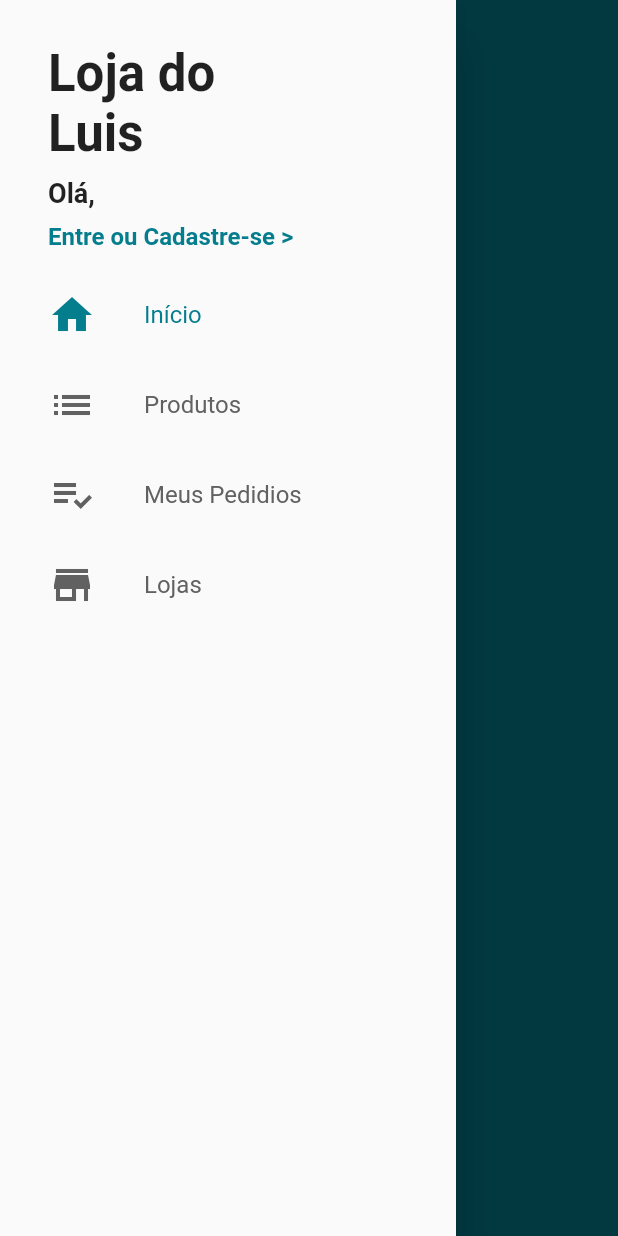
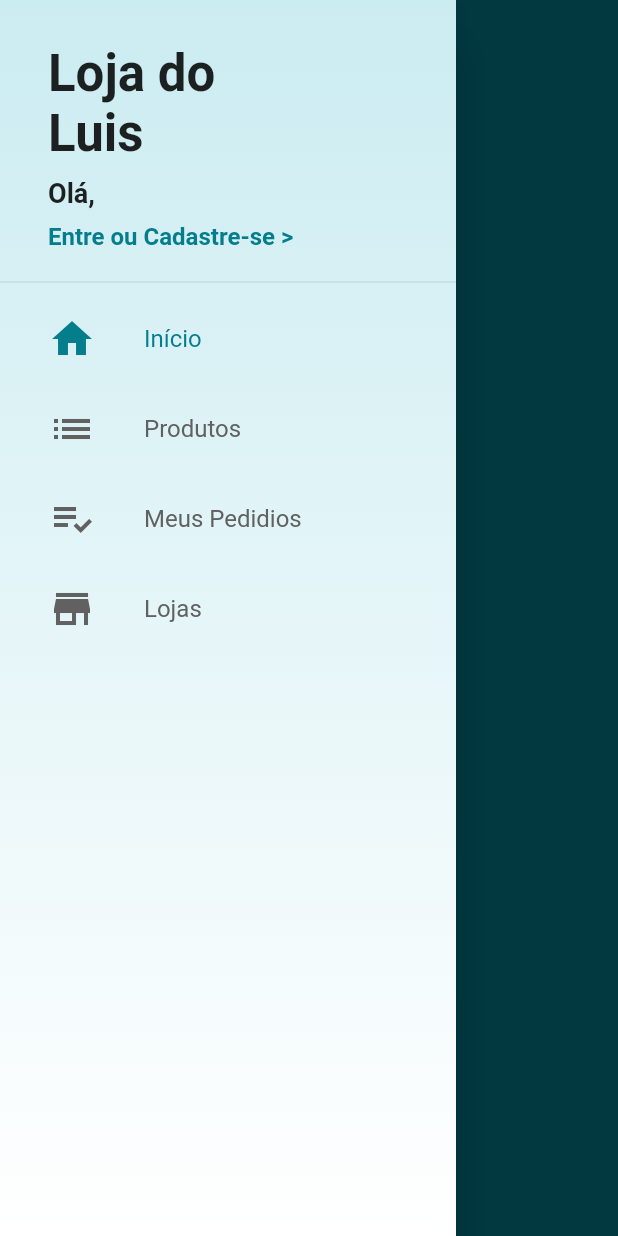
Before and after one commit to LuisHenriqSantana/flutter_loja_virtual, a Flutter app: the screen it shows after launch, with the side drawer open, on a phone screen of 412 x 824 dp. Run offline on Flutter 3.47's test engine with Material 2 defaults, Android fonts, the phone set to English and light mode, and no system bars; our stand-ins replace cloud_firestore, firebase_auth; accounts and stored records are empty.

Commit message:
add product screen

```diff
--- /dev/null
+++ b/analysis_options.yaml
@@ -0,0 +1 @@
+include: package:lint/analysis_options.yaml
--- a/lib/common/custom_drawer/custom_drawer.dart
+++ b/lib/common/custom_drawer/custom_drawer.dart
@@ -8,31 +8,48 @@ class CustomDrawer extends StatelessWidget {
   @override
   Widget build(BuildContext context) {
     return Drawer(
-      child: ListView(
+      child: Stack(
+        children: <Widget>[
+          Container(
+            decoration: const BoxDecoration(
+              gradient: LinearGradient(
+                colors: [
+                  Color.fromARGB(255, 203, 236, 241),
+                  Colors.white,
+                ],
+                begin: Alignment.topCenter,
+                end: Alignment.bottomCenter
+              ),
+            ),
+          ),
+          ListView(
             children: <Widget>[
               CustomDrawerHeader(),
-          DrawerTile(
+              const Divider(),
+              const DrawerTile(
                 iconData: Icons.home,
                 title: 'Início',
                 page: 0,
               ),
-          DrawerTile(
+              const DrawerTile(
                 iconData: Icons.list,
                 title: 'Produtos',
                 page: 1,
               ),
-          DrawerTile(
+              const DrawerTile(
                 iconData: Icons.playlist_add_check,
                 title: 'Meus Pedidios',
                 page: 2,
               ),
-          DrawerTile(
+              const DrawerTile(
                 iconData: Icons.store,
                 title: 'Lojas',
                 page: 3,
               ),
             ],
           ),
+        ],
+      ),
     );
   }
 }
--- a/lib/common/custom_drawer/custom_drawer_header.dart
+++ b/lib/common/custom_drawer/custom_drawer_header.dart
@@ -7,7 +7,7 @@ class CustomDrawerHeader extends StatelessWidget {
   @override
   Widget build(BuildContext context) {
     return Container(
-      padding: EdgeInsets.fromLTRB(32, 24, 16, 8),
+      padding: const EdgeInsets.fromLTRB(32, 24, 16, 8),
       height: 180,
       child: Consumer<UserManager>(
         builder: (_, userManager, __){
@@ -15,7 +15,7 @@ class CustomDrawerHeader extends StatelessWidget {
             mainAxisAlignment: MainAxisAlignment.spaceAround,
             crossAxisAlignment: CrossAxisAlignment.start,
             children: <Widget>[
-              Text('Loja do \nLuis',
+              const Text('Loja do \nLuis',
                 style: TextStyle(
                     fontSize: 34,
                     fontWeight: FontWeight.bold
@@ -25,7 +25,7 @@ class CustomDrawerHeader extends StatelessWidget {
               'Olá, ${userManager.user?.name ?? ''}',
                 overflow: TextOverflow.ellipsis,
                 maxLines: 2,
-                style: TextStyle(
+                style: const TextStyle(
                   fontSize: 18,
                   fontWeight: FontWeight.bold
                 ),
--- a/lib/main.dart
+++ b/lib/main.dart
@@ -1,4 +1,3 @@
-import 'package:cloud_firestore/cloud_firestore.dart';
 import 'package:flutter/material.dart';
 import 'package:loja_virtual/models/user_manager.dart';
 import 'package:loja_virtual/screens/base/base_screen.dart';
@@ -6,18 +5,27 @@ import 'package:loja_virtual/screens/login/login_screen.dart';
 import 'package:loja_virtual/screens/signup/signup_screen.dart';
 import 'package:provider/provider.dart';
 
+import 'models/product_manager.dart';
+
 void main() {
   runApp(MyApp());
 
-  Firestore.instance.collection('teste').add({'teste': 'teste'});
 }
 
 class MyApp extends StatelessWidget {
   @override
   Widget build(BuildContext context) {
-    return ChangeNotifierProvider(
-      create: (_) => UserManager(),
-      lazy: false,
+    return MultiProvider(
+      providers: [
+        ChangeNotifierProvider(
+          create: (_) => UserManager(),
+          lazy: false,
+        ),
+        ChangeNotifierProvider(
+          create: (_) => ProductManager(),
+          lazy: false,
+        )
+       ],
       child: MaterialApp(
         title: 'Loja do Luis',
         debugShowCheckedModeBanner: false,
@@ -40,7 +48,8 @@ class MyApp extends StatelessWidget {
               );
             case "/base":
             default:
-              return MaterialPageRoute(builder: (_) => BaseScreen(),
+              return MaterialPageRoute(
+                builder: (_) => BaseScreen(),
               );
           }
         },
--- /dev/null
+++ b/lib/models/product.dart
@@ -0,0 +1,15 @@
+import 'package:cloud_firestore/cloud_firestore.dart';
+
+class Product {
+
+  Product.fromDocument(DocumentSnapshot document){
+    id = document.documentID;
+    name = document['name'] as String;
+    description = document['description'] as String;
+    images = List<String>.from(document.data['images'] as List <dynamic>);
+  }
+  String id;
+  String name;
+  String description;
+  List<String> images;
+}
--- /dev/null
+++ b/lib/models/product_manager.dart
@@ -0,0 +1,23 @@
+import 'package:cloud_firestore/cloud_firestore.dart';
+import 'package:flutter/material.dart';
+import 'package:loja_virtual/models/product.dart';
+
+class ProductManager extends ChangeNotifier {
+  ProductManager() {
+    _loadAllProducts();
+  }
+
+  final Firestore firestore = Firestore.instance;
+
+  List<Product> allProducts = [];
+
+  Future<void> _loadAllProducts() async {
+    final QuerySnapshot snapProducts =
+    await firestore.collection('products').getDocuments();
+
+    allProducts = snapProducts.documents.map(
+            (d) => Product.fromDocument(d)).toList();
+
+    notifyListeners();
+    }
+}
--- a/lib/models/user_manager.dart
+++ b/lib/models/user_manager.dart
@@ -69,7 +69,6 @@ class UserManager extends ChangeNotifier {
       final DocumentSnapshot docUser =
           await fireStore.collection('users').document(currentUser.uid).get();
      user = User.fromDocument(docUser);
-     print(user.name);
       notifyListeners();
     }
   }
--- a/lib/screens/base/base_screen.dart
+++ b/lib/screens/base/base_screen.dart
@@ -1,10 +1,10 @@
 import 'package:flutter/material.dart';
 import 'package:loja_virtual/common/custom_drawer/custom_drawer.dart';
 import 'package:loja_virtual/models/page_manager.dart';
+import 'package:loja_virtual/screens/products/products_screen.dart';
 import 'package:provider/provider.dart';
 
 class BaseScreen extends StatelessWidget {
-
   final PageController pageController = PageController();
 
   @override
@@ -13,16 +13,24 @@ class BaseScreen extends StatelessWidget {
       create: (_) => PageManager(pageController),
       child: PageView(
         controller: pageController,
+        physics: const NeverScrollableScrollPhysics(),
         children: <Widget>[
           Scaffold(
             drawer: const CustomDrawer(),
-            appBar: AppBar(title: const Text('Home'),),
+            appBar: AppBar(
+              title: const Text('Home'),
+            ),
           ),
-          Container(color: Colors.red,),
-          Container(color: Colors.green,),
-          Container(color: Colors.yellow,),
-        ],
-      ),
+          ProductsScreen(),
+          Scaffold(
+            drawer: const CustomDrawer(),
+            appBar: AppBar(title: const Text('Home3'),),
+          ),
+          Scaffold(
+            drawer: const CustomDrawer(),
+            appBar: AppBar(title: const Text('Home4'),),
+          ),
+     ]),
     );
   }
 }
--- a/pubspec.yaml
+++ b/pubspec.yaml
@@ -36,6 +36,7 @@ dependencies:
 dev_dependencies:
   flutter_test:
     sdk: flutter
+  lint: ^1.2.0
 
 # For information on the generic Dart part of this file, see the
 # following page: https://dart.dev/tools/pub/pubspec
```
Also changed, not shown: lib/screens/login/login_screen.dart (+12 -11 lines), lib/screens/products/components/product_list_tile.dart (added, +64 -0 lines), lib/screens/products/products_screen.dart (added, +30 -0 lines), lib/screens/signup/signup_screen.dart (+43 -27 lines), pubspec.lock. Lines whose indentation alone changed are shown as unchanged.
